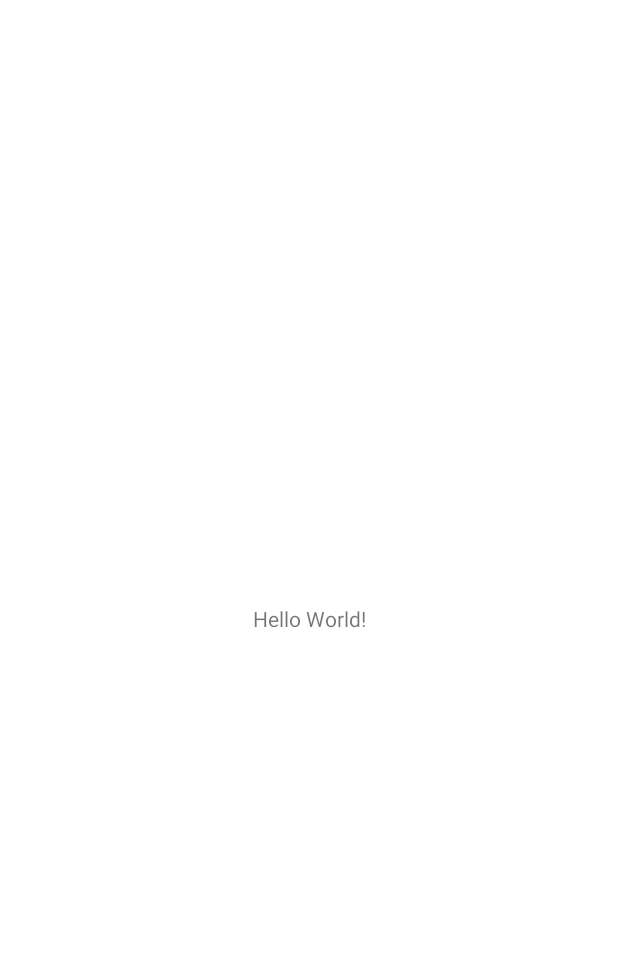
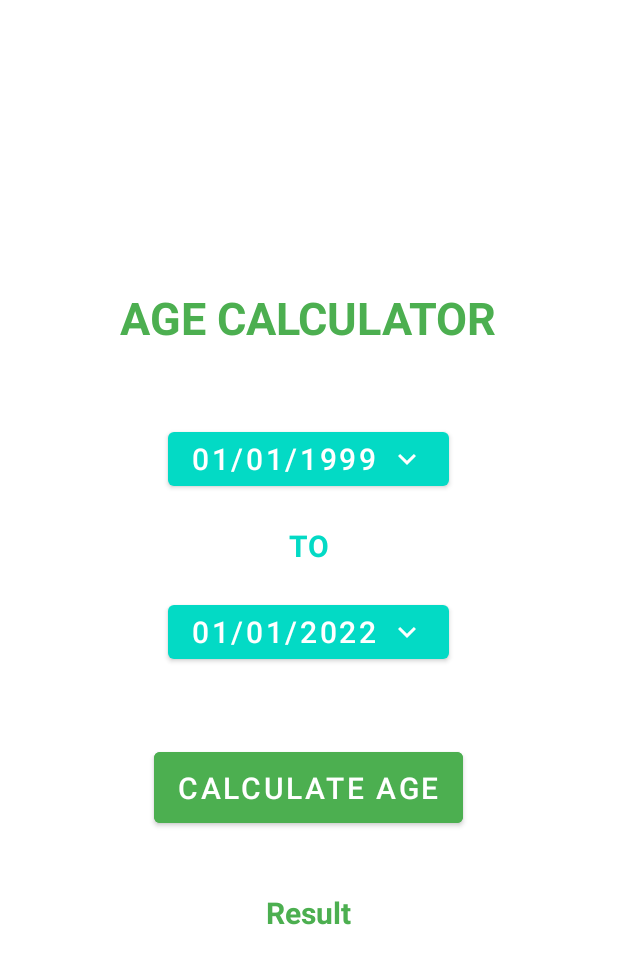
Before and after one commit to Android-App-Development-Instructory/Age-Calculator, an Android app: the screen it shows after launch (MainActivity), on a phone screen of 412 x 824 dp. Before the commit the part shown is almost empty. Shown: the top 964 px of the screen. Run offline under Robolectric (Android 15) with nearby library versions, the phone set to English and light mode, and no system bars.

Commit message:
Home UI Added - Age Calculator

```diff
--- /dev/null
+++ b/app/src/main/res/drawable/ic_baseline_keyboard_arrow_down_24.xml
@@ -0,0 +1,5 @@
+<vector android:height="24dp" android:tint="#FFFFFF"
+    android:viewportHeight="24" android:viewportWidth="24"
+    android:width="24dp" xmlns:android="http://schemas.android.com/apk/res/android">
+    <path android:fillColor="@android:color/white" android:pathData="M7.41,8.59L12,13.17l4.59,-4.58L18,10l-6,6 -6,-6 1.41,-1.41z"/>
+</vector>
--- a/app/src/main/res/layout/activity_main.xml
+++ b/app/src/main/res/layout/activity_main.xml
@@ -1,18 +1,71 @@
 <?xml version="1.0" encoding="utf-8"?>
-<androidx.constraintlayout.widget.ConstraintLayout xmlns:android="http://schemas.android.com/apk/res/android"
+<LinearLayout xmlns:android="http://schemas.android.com/apk/res/android"
     xmlns:app="http://schemas.android.com/apk/res-auto"
     xmlns:tools="http://schemas.android.com/tools"
     android:layout_width="match_parent"
     android:layout_height="match_parent"
+    android:orientation="vertical"
+    android:gravity="center"
     tools:context=".MainActivity">
 
     <TextView
+        android:layout_marginBottom="40dp"
         android:layout_width="wrap_content"
         android:layout_height="wrap_content"
-        android:text="Hello World!"
-        app:layout_constraintBottom_toBottomOf="parent"
-        app:layout_constraintLeft_toLeftOf="parent"
-        app:layout_constraintRight_toRightOf="parent"
-        app:layout_constraintTop_toTopOf="parent" />
+        android:text="Age Calculator"
+        android:textAllCaps="true"
+        android:textSize="30sp"
+        android:textStyle="bold"
+        android:textColor="#4CAF50"/>
 
-</androidx.constraintlayout.widget.ConstraintLayout>
+    <Button
+        android:id="@+id/fromAgeBTN"
+        android:layout_margin="10dp"
+        android:layout_width="wrap_content"
+        android:layout_height="wrap_content"
+        android:text="01/01/1999"
+        android:textSize="20sp"
+        android:drawableEnd="@drawable/ic_baseline_keyboard_arrow_down_24"/>
+
+    <TextView
+        android:layout_margin="10dp"
+        android:layout_width="wrap_content"
+        android:layout_height="wrap_content"
+        android:text="TO"
+        android:textSize="20sp"
+        android:textStyle="bold"
+        android:textColor="@color/teal_200"/>
+
+    <Button
+        android:id="@+id/toAgeButton"
+        android:layout_margin="10dp"
+        android:layout_width="wrap_content"
+        android:layout_height="wrap_content"
+        android:text="01/01/2022"
+        android:textSize="20sp"
+        android:drawableEnd="@drawable/ic_baseline_keyboard_arrow_down_24"/>
+
+    <Button
+        android:id="@+id/calculateAgeBTN"
+        android:layout_marginTop="40dp"
+        android:layout_marginBottom="30dp"
+        android:layout_width="wrap_content"
+        android:layout_height="wrap_content"
+        android:text="Calculate Age"
+        android:textSize="20sp"
+        android:paddingTop="10dp"
+        android:paddingBottom="10dp"
+        android:backgroundTint="#4CAF50"/>
+
+
+    <TextView
+        android:id="@+id/resultTV"
+        android:layout_margin="10dp"
+        android:layout_width="wrap_content"
+        android:layout_height="wrap_content"
+        android:text="Result"
+        android:textSize="20sp"
+        android:textStyle="bold"
+        android:textColor="#4CAF50"/>
+
+</LinearLayout>
```
